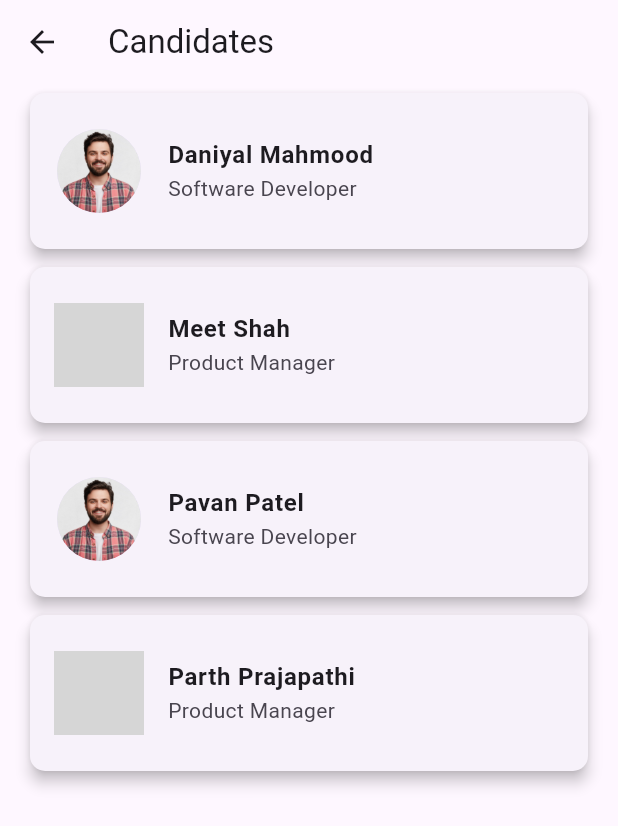
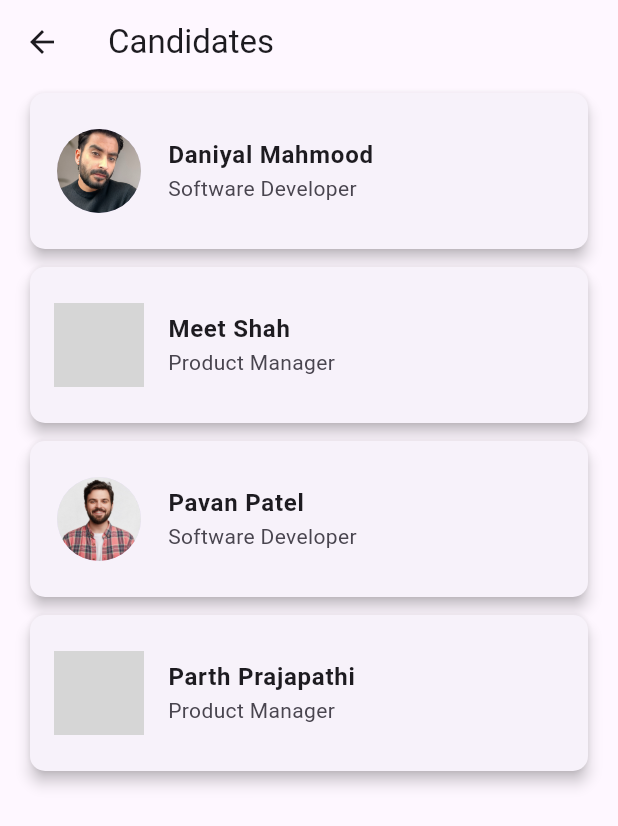
Before and after one commit to Dannysyed/jobrecruiting_usingFlutter, a Flutter app: the CandidatesScreen screen opened directly, on a phone screen of 412 x 824 dp. Shown: the top 826 px of the screen. Run offline on Flutter 3.47's test engine with Material 3 defaults, Android fonts, the phone set to English and light mode, and no system bars; grey boxes are pictures that could not be loaded.

Commit message:
Finailizing App

```diff
--- a/lib/data/data.dart
+++ b/lib/data/data.dart
@@ -4,8 +4,8 @@ final List<Candidate> candidates = [
   Candidate(
     name: 'Daniyal Mahmood',
     position: 'Software Developer',
-    imageUrl: 'assets/images/candidate1.jpg',
-    isConnected: true,
+    imageUrl: 'assets/images/candidate3.jpg',
+    isConnected: false,
   ),
   Candidate(
     name: 'Meet Shah',
@@ -29,7 +29,7 @@ final List<Candidate> candidates = [
 
 final List<Post> connectedCandidatePosts = [
   Post(
-    candidate: candidates[0],
+    candidate: candidates[2],
     message: 'Excited to share my latest project!',
   ),
   Post(
--- a/lib/widgets/create_post_screen.dart
+++ b/lib/widgets/create_post_screen.dart
@@ -41,7 +41,7 @@ class _CreatePostScreenState extends State<CreatePostScreen> {
       });
 
       ScaffoldMessenger.of(context).showSnackBar(
-        SnackBar(content: Text('Post created successfully!')),
+        const SnackBar(content: Text('Post created successfully!')),
       );
 
       Navigator.pop(context, true);
--- a/pubspec.yaml
+++ b/pubspec.yaml
@@ -63,6 +63,7 @@ flutter:
     - assets/images/candidate1.jpg
     - assets/images/candidate2.jpg
     - assets/images/tech_corp_logo.jpg
+    - assets/images/candidate3.jpg
 
 
 
```
Also changed, not shown: assets/images/candidate3.jpg (added).
